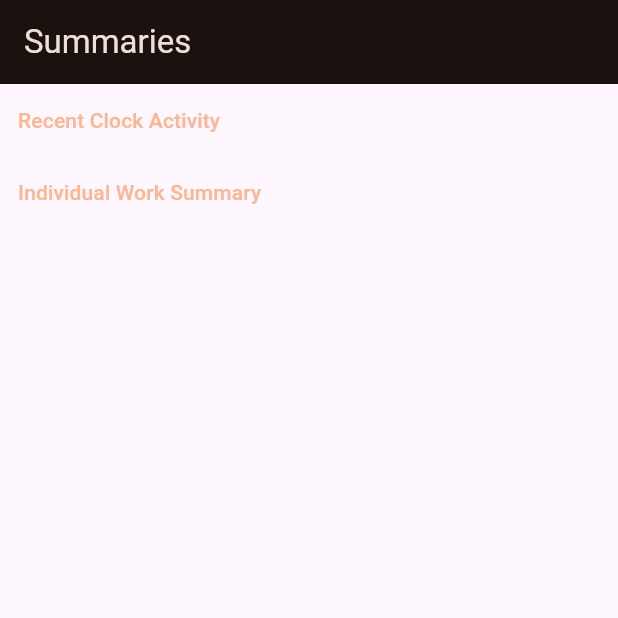
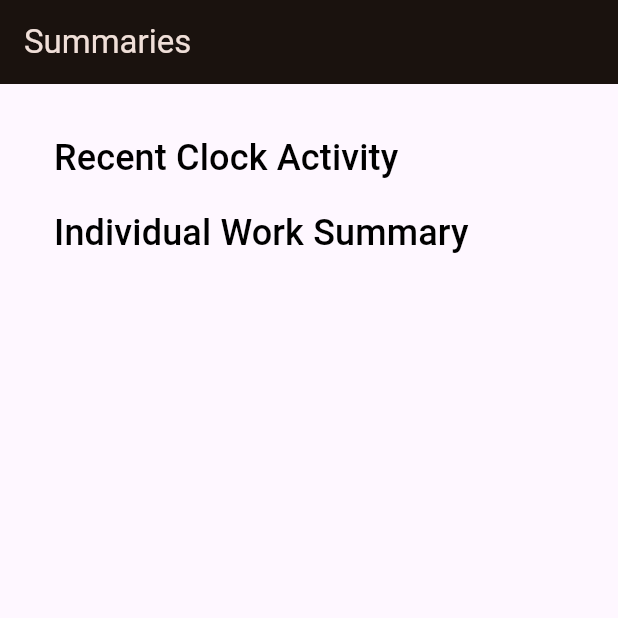
Before and after one commit to symbolisticism/facial_recognition, a Flutter app: the screen it shows once a user with an empty profile is signed in, on a phone screen of 412 x 824 dp, the top half of it. Run offline on Flutter 3.47's test engine with Material 3 defaults, Android fonts, the phone set to English and light mode, and no system bars; our stand-ins replace camera, cloud_firestore, firebase_auth, firebase_core, firebase_storage, logger and 1 more; accounts and stored records are empty; generated files the repository leaves out were written again.

Commit message:
added padding and changed the style of the TextButtons

```diff
--- a/lib/screens/summary_screen.dart
+++ b/lib/screens/summary_screen.dart
@@ -24,7 +24,9 @@ class _SummaryScreenState extends State<SummaryScreen> {
         appBar: AppBar(
           title: const Text('Summaries'),
         ),
-        body: Column(
+        body: Padding(
+          padding: const EdgeInsets.all(24.0),
+          child: Column(
             crossAxisAlignment: CrossAxisAlignment.start,
             mainAxisAlignment: MainAxisAlignment.start,
             children: [
@@ -36,7 +38,13 @@ class _SummaryScreenState extends State<SummaryScreen> {
                     ),
                   );
                 },
-              child: const Text('Recent Clock Activity'),
+                child: const Text(
+                  'Recent Clock Activity',
+                  style: TextStyle(
+                    color: Colors.black,
+                    fontSize: 24,
+                  ),
+                ),
               ),
               TextButton(
                 onPressed: () {
@@ -46,9 +54,16 @@ class _SummaryScreenState extends State<SummaryScreen> {
                     ),
                   );
                 },
-              child: const Text('Individual Work Summary'),
+                child: const Text(
+                  'Individual Work Summary',
+                  style: TextStyle(
+                    color: Colors.black,
+                    fontSize: 24,
+                  ),
+                ),
               ),
             ],
+          ),
         ),
       ),
     );
```
Lines whose indentation alone changed are shown as unchanged.
